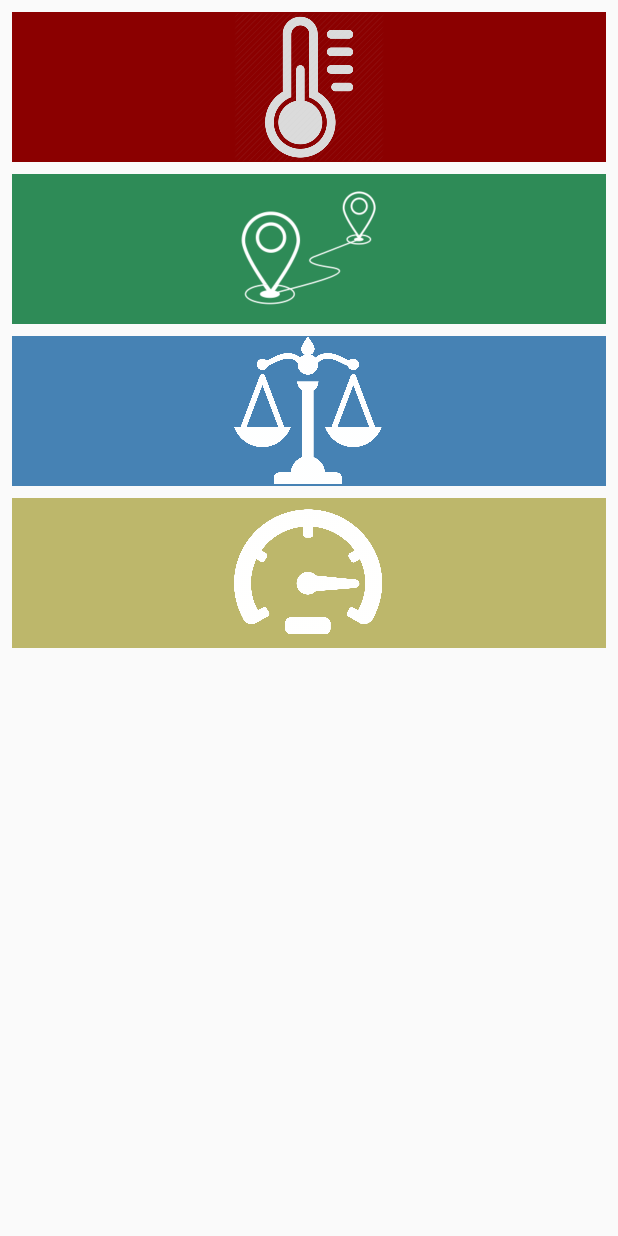
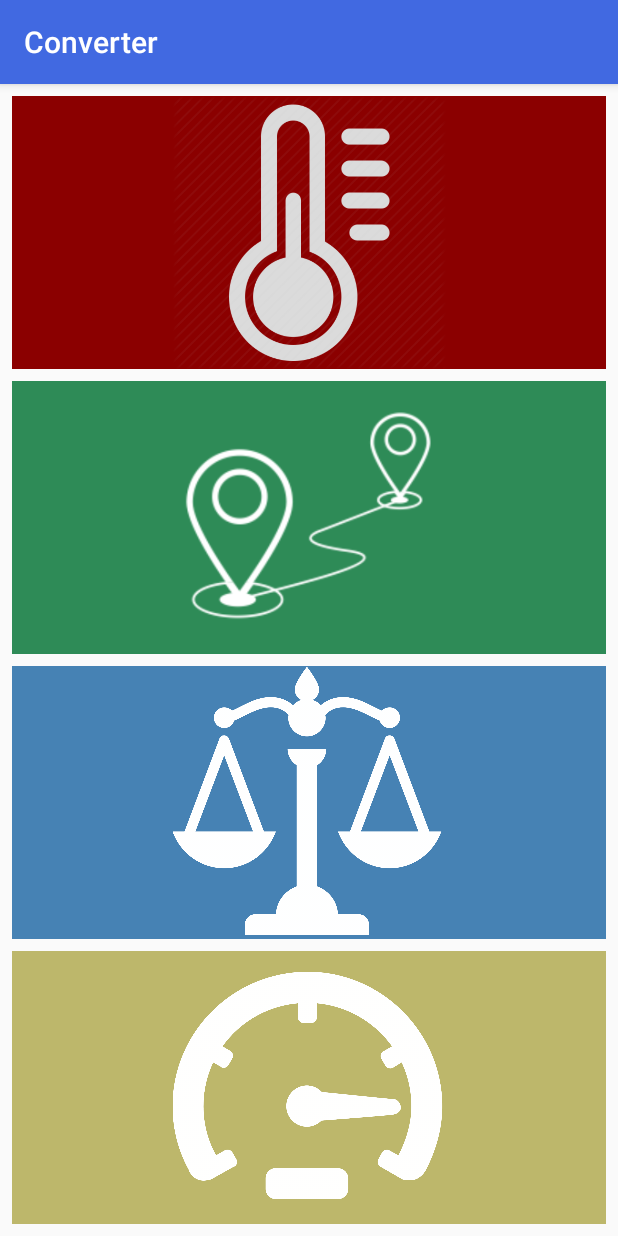
Before and after one commit to LukaZagar1995/Converter, an Android app: the screen it shows after launch (MainActivity), on a phone screen of 412 x 824 dp. Run offline under Robolectric (Android 15) with nearby library versions, the phone set to English and light mode, and no system bars.

Commit message:
Dodao drugi activity

```diff
--- a/app/build.gradle
+++ b/app/build.gradle
@@ -24,7 +24,7 @@ android {
 
 dependencies {
     implementation fileTree(dir: 'libs', include: ['*.jar'])
-    implementation"org.jetbrains.kotlin:kotlin-stdlib-jre7:$kotlin_version"
+    implementation "org.jetbrains.kotlin:kotlin-stdlib-jre7:$kotlin_version"
     implementation 'com.android.support:appcompat-v7:26.1.0'
     implementation 'com.android.support.constraint:constraint-layout:1.0.2'
     testImplementation 'junit:junit:4.12'
--- a/app/src/main/AndroidManifest.xml
+++ b/app/src/main/AndroidManifest.xml
@@ -8,14 +8,16 @@
         android:label="@string/app_name"
         android:roundIcon="@mipmap/ic_launcher_round"
         android:supportsRtl="true"
-        android:theme="@style/AppTheme.NoActionBar">
-        <activity android:name=".MainActivity">
+        android:theme="@style/AppTheme">
+        <activity android:name=".Activities.MainActivity">
             <intent-filter>
                 <action android:name="android.intent.action.MAIN" />
 
                 <category android:name="android.intent.category.LAUNCHER" />
             </intent-filter>
         </activity>
+        <activity android:name=".Activities.ConversionActivity" />
+        <activity android:name=".Activities.ResultActivity"></activity>
     </application>
 
 </manifest>
--- /dev/null
+++ b/app/src/main/java/com/example/zagar/zadaca2/Activities/MainActivity.kt
@@ -0,0 +1,47 @@
+package com.example.zagar.zadaca2.Activities
+
+import android.content.Intent
+import android.support.v7.app.AppCompatActivity
+import android.os.Bundle
+import com.example.zagar.zadaca2.Classes.BtnKeys.*
+import com.example.zagar.zadaca2.R
+import kotlinx.android.synthetic.main.activity_main.*
+
+
+class MainActivity : AppCompatActivity() {
+
+    private val KEY_BUTTON_IDENTIFIER: String? = "button"
+
+    override fun onCreate(savedInstanceState: Bundle?) {
+
+        super.onCreate(savedInstanceState)
+        setContentView(R.layout.activity_main)
+
+        btnSpeedConversion.setOnClickListener{
+            val intent = Intent (this, ConversionActivity::class.java)
+            intent.putExtra(KEY_BUTTON_IDENTIFIER, KEY_SPEED)
+            startActivity(intent)
+        }
+
+        btnTemperatureConversion.setOnClickListener{
+            val intent = Intent (this, ConversionActivity::class.java)
+            intent.putExtra(KEY_BUTTON_IDENTIFIER, KEY_TEMPERATURE)
+            startActivity(intent)
+        }
+
+        btnDistanceConversion.setOnClickListener{
+            val intent = Intent (this, ConversionActivity::class.java)
+            intent.putExtra(KEY_BUTTON_IDENTIFIER, KEY_DISTANCE)
+            startActivity(intent)
+        }
+
+        btnWeightConversion.setOnClickListener{
+            val intent = Intent (this, ConversionActivity::class.java)
+            intent.putExtra(KEY_BUTTON_IDENTIFIER, KEY_WEIGHT)
+            startActivity(intent)
+        }
+
+    }
+
+
+}
--- /dev/null
+++ b/app/src/main/java/com/example/zagar/zadaca2/Classes/WeightConstants.java
@@ -0,0 +1,4 @@
+package com.example.zagar.zadaca2.Classes;
+
+public interface WeightConstants {
+}
--- a/app/src/main/res/layout/activity_main.xml
+++ b/app/src/main/res/layout/activity_main.xml
@@ -1,78 +1,86 @@
 <?xml version="1.0" encoding="utf-8"?>
-
-<ScrollView xmlns:android="http://schemas.android.com/apk/res/android"
-    android:id="@+id/scrollView"
-    android:layout_width="match_parent"
-    android:layout_height="match_parent" >
-
 <android.support.constraint.ConstraintLayout xmlns:android="http://schemas.android.com/apk/res/android"
     xmlns:app="http://schemas.android.com/apk/res-auto"
     xmlns:tools="http://schemas.android.com/tools"
     android:layout_width="match_parent"
     android:layout_height="match_parent"
-    tools:context="com.example.zagar.zadaca2.MainActivity">
+
+    tools:context="com.example.zagar.zadaca2.Activities.MainActivity"
+    tools:layout_editor_absoluteY="25dp">
 
     <ImageButton
-        android:id="@+id/button"
+        android:id="@+id/btnTemperatureConversion"
         android:layout_width="0dp"
-        android:layout_height="100dp"
+        android:layout_height="0dp"
+        android:layout_marginBottom="4dp"
+        android:layout_marginEnd="8dp"
+        android:layout_marginLeft="8dp"
+        android:layout_marginRight="8dp"
+        android:layout_marginStart="8dp"
+        android:layout_marginTop="8dp"
+        android:background="@color/temperature"
+        android:scaleType="fitCenter"
+        android:src="@drawable/temperature_image"
+        android:visibility="visible"
+        app:layout_constraintBottom_toTopOf="@+id/btnDistanceConversion"
+        app:layout_constraintEnd_toEndOf="parent"
+        app:layout_constraintStart_toStartOf="parent"
+        app:layout_constraintTop_toTopOf="parent" />
+
+    <ImageButton
+        android:id="@+id/btnDistanceConversion"
+        android:layout_width="0dp"
+        android:layout_height="0dp"
+        android:layout_marginBottom="4dp"
+        android:layout_marginEnd="8dp"
+        android:layout_marginLeft="8dp"
+        android:layout_marginRight="8dp"
+        android:layout_marginStart="8dp"
+        android:layout_marginTop="4dp"
+        android:background="@color/distance"
+        android:scaleType="fitCenter"
+        android:src="@drawable/distance_image"
+        app:layout_constraintBottom_toTopOf="@+id/btnWeightConversion"
+        app:layout_constraintEnd_toEndOf="parent"
+        app:layout_constraintHorizontal_bias="1.0"
+        app:layout_constraintStart_toStartOf="parent"
+        app:layout_constraintTop_toBottomOf="@+id/btnTemperatureConversion" />
+
+    <ImageButton
+        android:id="@+id/btnWeightConversion"
+        android:layout_width="0dp"
+        android:layout_height="0dp"
+        android:layout_marginBottom="4dp"
+        android:layout_marginEnd="8dp"
+        android:layout_marginLeft="8dp"
+        android:layout_marginRight="8dp"
+        android:layout_marginStart="8dp"
+        android:layout_marginTop="4dp"
+        android:background="@color/weight"
+        android:scaleType="fitCenter"
+        android:src="@drawable/weight_image"
+        app:layout_constraintBottom_toTopOf="@+id/btnSpeedConversion"
+        app:layout_constraintEnd_toEndOf="parent"
+        app:layout_constraintStart_toStartOf="parent"
+        app:layout_constraintTop_toBottomOf="@+id/btnDistanceConversion" />
+
+    <ImageButton
+        android:id="@+id/btnSpeedConversion"
+        android:layout_width="0dp"
+        android:layout_height="0dp"
         android:layout_marginBottom="8dp"
         android:layout_marginEnd="8dp"
+        android:layout_marginLeft="8dp"
+        android:layout_marginRight="8dp"
         android:layout_marginStart="8dp"
-        android:layout_marginTop="8dp"
-        android:visibility="visible"
-        android:src="@drawable/temperature_image"
+        android:layout_marginTop="4dp"
+        android:background="@color/speed"
         android:scaleType="fitCenter"
+        android:src="@drawable/speed_image"
         app:layout_constraintBottom_toBottomOf="parent"
         app:layout_constraintEnd_toEndOf="parent"
-        app:layout_constraintHorizontal_bias="0.0"
         app:layout_constraintStart_toStartOf="parent"
-        app:layout_constraintTop_toTopOf="parent"
-        app:layout_constraintVertical_bias="0.0"
-        android:background="#8B0000"/>
-
-    <ImageButton
-        android:id="@+id/button2"
-        android:layout_width="0dp"
-        android:layout_height="100dp"
-        android:layout_marginEnd="8dp"
-        android:layout_marginStart="8dp"
-        android:layout_marginTop="8dp"
-        android:src="@drawable/distance_image"
-        android:scaleType="fitCenter"
-        app:layout_constraintEnd_toEndOf="parent"
-        app:layout_constraintHorizontal_bias="0.0"
-        app:layout_constraintStart_toStartOf="parent"
-        app:layout_constraintTop_toBottomOf="@+id/button"
-        android:background="#2E8B57"/>
-
-    <ImageButton
-        android:id="@+id/button3"
-        android:layout_width="0dp"
-        android:layout_height="100dp"
-        android:layout_marginEnd="8dp"
-        android:layout_marginStart="8dp"
-        android:layout_marginTop="8dp"
-        android:src="@drawable/weight_image"
-        android:scaleType="fitCenter"
-        app:layout_constraintEnd_toEndOf="parent"
-        app:layout_constraintStart_toStartOf="parent"
-        app:layout_constraintTop_toBottomOf="@+id/button2"
-        android:background="#4682B4"/>
-
-    <ImageButton
-        android:id="@+id/button4"
-        android:layout_width="0dp"
-        android:layout_height="100dp"
-        android:layout_marginEnd="8dp"
-        android:layout_marginStart="8dp"
-        android:layout_marginTop="8dp"
-        android:src="@drawable/speed_image"
-        android:scaleType="fitCenter"
-        app:layout_constraintEnd_toEndOf="parent"
-        app:layout_constraintStart_toStartOf="parent"
-        app:layout_constraintTop_toBottomOf="@+id/button3"
-        android:background="#BDB76B"/>
+        app:layout_constraintTop_toBottomOf="@+id/btnWeightConversion"
+        app:layout_constraintVertical_bias="0.45" />
 
 </android.support.constraint.ConstraintLayout>
-</ScrollView>
--- a/app/src/main/res/values/colors.xml
+++ b/app/src/main/res/values/colors.xml
@@ -1,7 +1,13 @@
 <?xml version="1.0" encoding="utf-8"?>
 <resources>
-    <color name="colorPrimary">#3F51B5</color>
-    <color name="colorPrimaryDark">#303F9F</color>
-    <color name="colorAccent">#FF4081</color>
+    <color name="colorPrimary">#4169E1</color>
+    <color name="colorPrimaryDark">#4682B4</color>
+    <color name="colorAccent">#FFF</color>
+
+    <color name="temperature">#8B0000</color>
+    <color name="distance">#2E8B57</color>
+    <color name="weight">#4682B4</color>
+    <color name="speed">#BDB76B</color>
+    <color name="textColor">#fff</color>
 
 </resources>
--- a/app/src/main/res/values/strings.xml
+++ b/app/src/main/res/values/strings.xml
@@ -1,3 +1,6 @@
 <resources>
-    <string name="app_name">Zadaca2</string>
+    <string name="app_name">Converter</string>
+    <string name="custom_title">Zadaća 2</string>
+    <string name="evPromptText">Enter value...</string>
+    <string name="btnConvertTxt">CONVERT</string>
 </resources>
--- a/app/src/main/res/values/styles.xml
+++ b/app/src/main/res/values/styles.xml
@@ -6,6 +6,8 @@
         <item name="colorPrimary">@color/colorPrimary</item>
         <item name="colorPrimaryDark">@color/colorPrimaryDark</item>
         <item name="colorAccent">@color/colorAccent</item>
+        <item name="android:logo">@drawable/temperature_image</item>
+        <item name="displayOptions">useLogo|showHome</item>
 
     </style>
 
@@ -15,4 +17,5 @@
         <item name="android:windowFullscreen">true</item>
     </style>
 
+
 </resources>
--- a/build.gradle
+++ b/build.gradle
@@ -7,7 +7,7 @@ buildscript {
         jcenter()
     }
     dependencies {
-        classpath 'com.android.tools.build:gradle:3.0.1'
+        classpath 'com.android.tools.build:gradle:3.1.0'
         classpath "org.jetbrains.kotlin:kotlin-gradle-plugin:$kotlin_version"
 
         // NOTE: Do not place your application dependencies here; they belong
```
Also changed, not shown: app/src/main/java/com/example/zagar/zadaca2/Activities/ConversionActivity.kt (added, +72 -0 lines), app/src/main/java/com/example/zagar/zadaca2/Activities/ResultActivity.kt (renamed from app/src/main/java/com/example/zagar/zadaca2/MainActivity.kt, +4 -3 lines), app/src/main/java/com/example/zagar/zadaca2/Classes/BtnKeys.java (added, +10 -0 lines), app/src/main/java/com/example/zagar/zadaca2/Classes/DistanceConstants.java (added, +10 -0 lines), app/src/main/java/com/example/zagar/zadaca2/Classes/SpeedConstants.java (added, +10 -0 lines), app/src/main/java/com/example/zagar/zadaca2/Classes/TemperatureConstants.java (added, +8 -0 lines), app/src/main/res/layout/activity_conversion.xml (added, +99 -0 lines), app/src/main/res/layout/activity_result.xml (added, +9 -0 lines), app/src/main/res/layout/spinner_item.xml (added, +10 -0 lines), gradle/wrapper/gradle-wrapper.properties.
